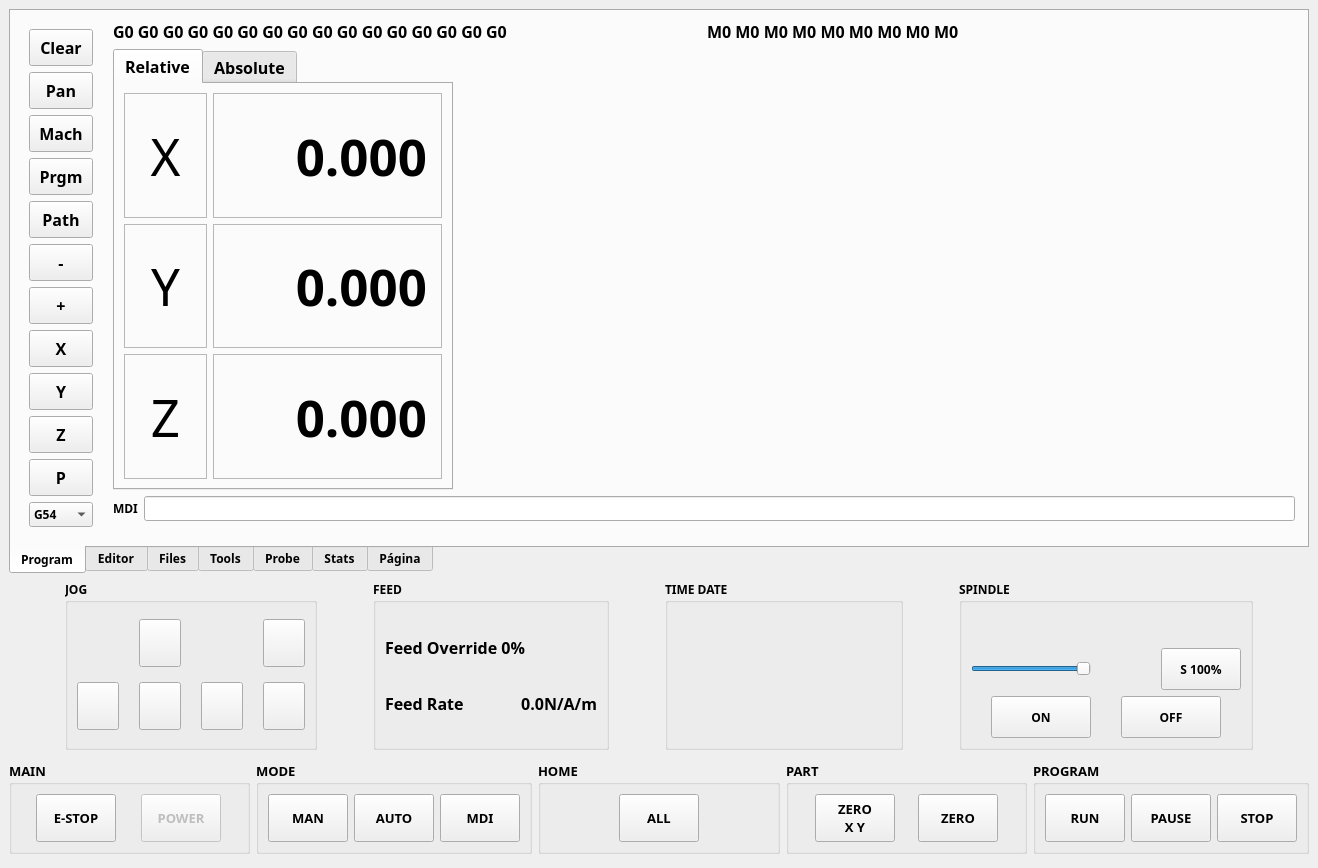
The window that src/tnc/ui/window.ui (kcjengr/turbonc) describes before a commit, drawn with Qt 5.
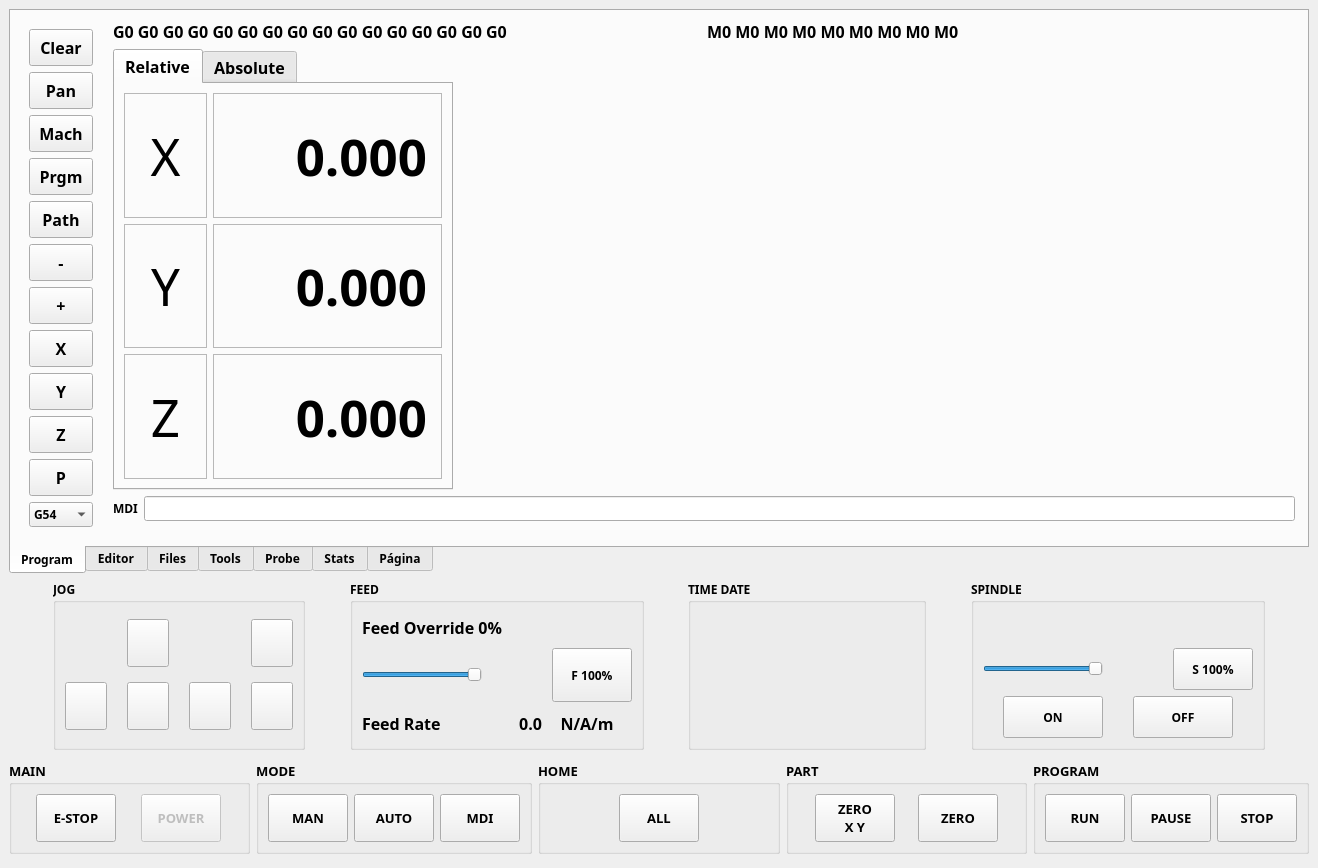
The same window after the commit. Icons and pictures are not drawn. Custom widgets are drawn as their Qt base class.

Commit message: add feed rate slider

The edit to the form file:
```diff
--- a/src/tnc/ui/window.ui
+++ b/src/tnc/ui/window.ui
@@ -9823,6 +9823,118 @@
            </property>
           </widget>
          </item>
+         <item>
+          <layout class="QHBoxLayout" name="horizontalLayout_37">
+           <property name="spacing">
+            <number>10</number>
+           </property>
+           <item>
+            <widget class="ActionSlider" name="feed_slider">
+             <property name="minimumSize">
+              <size>
+               <width>120</width>
+               <height>0</height>
+              </size>
+             </property>
+             <property name="font">
+              <font>
+               <family>3270 Semi-Condensed</family>
+               <bold>false</bold>
+              </font>
+             </property>
+             <property name="minimum">
+              <number>10</number>
+             </property>
+             <property name="maximum">
+              <number>100</number>
+             </property>
+             <property name="value">
+              <number>100</number>
+             </property>
+             <property name="orientation">
+              <enum>Qt::Orientation::Horizontal</enum>
+             </property>
+             <property name="actionName" stdset="0">
+              <string>machine.feed-override.set</string>
+             </property>
+            </widget>
+           </item>
+           <item>
+            <widget class="StatusLabel" name="statuslabel_5">
+             <property name="sizePolicy">
+              <sizepolicy hsizetype="Fixed" vsizetype="Fixed">
+               <horstretch>0</horstretch>
+               <verstretch>0</verstretch>
+              </sizepolicy>
+             </property>
+             <property name="minimumSize">
+              <size>
+               <width>50</width>
+               <height>34</height>
+              </size>
+             </property>
+             <property name="maximumSize">
+              <size>
+               <width>55</width>
+               <height>36</height>
+              </size>
+             </property>
+             <property name="font">
+              <font>
+               <family>3270 Semi-Condensed</family>
+               <bold>true</bold>
+              </font>
+             </property>
+             <property name="alignment">
+              <set>Qt::AlignmentFlag::AlignCenter</set>
+             </property>
+             <property name="margin">
+              <number>-6</number>
+             </property>
+             <property name="indent">
+              <number>0</number>
+             </property>
+             <property name="rules" stdset="0">
+              <string>[{&quot;channels&quot;: [{&quot;url&quot;: &quot;status:spindle.0.override&quot;, &quot;trigger&quot;: true}], &quot;property&quot;: &quot;Text&quot;, &quot;expression&quot;: &quot;f\&quot;{(ch[0]):.0%}\&quot;&quot;, &quot;name&quot;: &quot;New Rule&quot;}]</string>
+             </property>
+            </widget>
+           </item>
+           <item>
+            <widget class="ActionButton" name="actionbutton_30">
+             <property name="minimumSize">
+              <size>
+               <width>60</width>
+               <height>42</height>
+              </size>
+             </property>
+             <property name="maximumSize">
+              <size>
+               <width>100</width>
+               <height>100</height>
+              </size>
+             </property>
+             <property name="font">
+              <font>
+               <family>3270 Semi-Condensed</family>
+               <bold>true</bold>
+              </font>
+             </property>
+             <property name="focusPolicy">
+              <enum>Qt::FocusPolicy::NoFocus</enum>
+             </property>
+             <property name="styleSheet">
+              <string notr="true"/>
+             </property>
+             <property name="text">
+              <string>F 100%</string>
+             </property>
+             <property name="actionName" stdset="0">
+              <string>spindle.override.reset</string>
+             </property>
+            </widget>
+           </item>
+          </layout>
+         </item>
          <item>
           <layout class="QHBoxLayout" name="horizontalLayout_14">
            <property name="spacing">
@@ -11207,12 +11319,6 @@
    <extends>QLabel</extends>
    <header>qtpyvcp.widgets.display_widgets.dro_label</header>
   </customwidget>
-  <customwidget>
-   <class>VTKBackPlot</class>
-   <extends>QWidget</extends>
-   <header>qtpyvcp.widgets.display_widgets.designer_plugins</header>
-   <container>1</container>
-  </customwidget>
   <customwidget>
    <class>HalBarIndicator</class>
    <extends>QWidget</extends>
@@ -11268,6 +11374,12 @@
    <extends>QLineEdit</extends>
    <header>qtpyvcp.widgets.input_widgets.setting_slider</header>
   </customwidget>
+  <customwidget>
+   <class>VTKBackPlot</class>
+   <extends>QWidget</extends>
+   <header>qtpyvcp.widgets.display_widgets.designer_plugins</header>
+   <container>1</container>
+  </customwidget>
   <customwidget>
    <class>VCPMainWindow</class>
    <extends>QMainWindow</extends>
```
Left out of the diff: 6 changed lines with no effect on the pictures. The commit also changes 2 other files.
